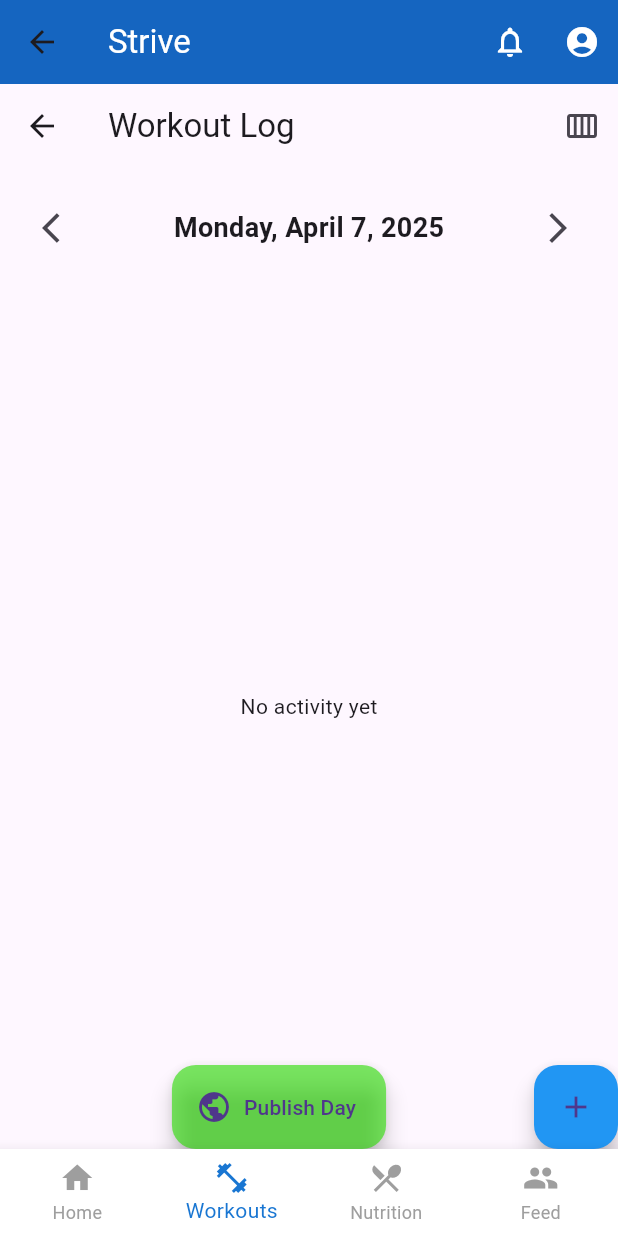
After one commit to greg-rogers/Strive-Health-and-Nutriton, a Flutter app: the HomeScreen screen opened by its route, item 2 of the bottom bar chosen, after a tap on the "arrow back ios" icon, on a phone screen of 412 x 824 dp. The commit adds this screen. Run offline on Flutter 3.47's test engine with Material 3 defaults, Android fonts, the phone set to English and light mode, and no system bars; our stand-ins replace cloud_firestore, firebase_auth, firebase_core; accounts and stored records are empty.

Commit message:
workout page and basic homepage implementation

```diff
--- a/lib/main.dart
+++ b/lib/main.dart
@@ -3,6 +3,9 @@ import 'package:firebase_core/firebase_core.dart';
 import 'firebase_options.dart';
 import 'screens/login.dart';
 import 'screens/signup.dart';
+import 'screens/home.dart';
+import 'screens/workout.dart';
+
 
 void main() async {
   WidgetsFlutterBinding.ensureInitialized();
@@ -13,6 +16,8 @@ void main() async {
 }
 
 class MyApp extends StatelessWidget {
+  const MyApp({super.key});
+
   @override
   Widget build(BuildContext context) {
     return MaterialApp(
@@ -22,6 +27,10 @@ class MyApp extends StatelessWidget {
       routes: {
         '/': (context) => LoginScreen(),
         '/signup': (context) => SignUpScreen(),
+        '/home': (context) => HomeScreen(),
+        '/workout': (context) => WorkoutScreen(),
+
+
       },
     );
   }
--- /dev/null
+++ b/lib/screens/home.dart
@@ -0,0 +1,75 @@
+import 'package:flutter/material.dart';
+import 'workout.dart';
+
+
+class HomeScreen extends StatefulWidget {
+  const HomeScreen({super.key});
+
+  @override
+  HomeScreenState createState() => HomeScreenState();
+}
+
+class HomeScreenState extends State<HomeScreen> {
+  int _selectedIndex = 0;
+
+  final List<Widget> _pages = [
+    Center(child: Text("🏠 Home", style: TextStyle(fontSize: 22))),
+    WorkoutScreen(),
+    Center(child: Text("🥗 Nutrition", style: TextStyle(fontSize: 22))),
+    Center(child: Text("👥 Feed", style: TextStyle(fontSize: 22))),
+  ];
+
+  void _onItemTapped(int index) {
+    setState(() {
+      _selectedIndex = index;
+    });
+  }
+
+  void _openProfile() {
+    ScaffoldMessenger.of(context).showSnackBar(
+      SnackBar(content: Text("👤 Profile tapped")),
+    );
+  }
+
+  void _openNotifications() {
+    ScaffoldMessenger.of(context).showSnackBar(
+      SnackBar(content: Text("🔔 Notifications tapped")),
+    );
+  }
+
+  @override
+  Widget build(BuildContext context) {
+    return Scaffold(
+      backgroundColor: Colors.grey[100],
+      appBar: AppBar(
+        title: Text('Strive', style: TextStyle(color: Colors.white)),
+        backgroundColor: Colors.blue[800],
+        actions: [
+          IconButton(
+            icon: Icon(Icons.notifications_none, color: Colors.white),
+            onPressed: _openNotifications,
+          ),
+          IconButton(
+            icon: Icon(Icons.account_circle, color: Colors.white),
+            onPressed: _openProfile,
+          ),
+        ],
+      ),
+      body: _pages[_selectedIndex],
+      bottomNavigationBar: BottomNavigationBar(
+        backgroundColor: Colors.white,
+        selectedItemColor: Colors.blue[700],
+        unselectedItemColor: Colors.grey,
+        currentIndex: _selectedIndex,
+        onTap: _onItemTapped,
+        type: BottomNavigationBarType.fixed,
+        items: const [
+          BottomNavigationBarItem(icon: Icon(Icons.home), label: 'Home'),
+          BottomNavigationBarItem(icon: Icon(Icons.fitness_center), label: 'Workouts'),
+          BottomNavigationBarItem(icon: Icon(Icons.restaurant_menu), label: 'Nutrition'),
+          BottomNavigationBarItem(icon: Icon(Icons.group), label: 'Feed'),
+        ],
+      ),
+    );
+  }
+}
--- /dev/null
+++ b/lib/screens/workout.dart
@@ -0,0 +1,383 @@
+import 'package:flutter/material.dart';
+import 'package:intl/intl.dart';
+import 'package:cloud_firestore/cloud_firestore.dart';
+import 'package:firebase_auth/firebase_auth.dart';
+
+class WorkoutScreen extends StatefulWidget {
+  const WorkoutScreen({super.key});
+
+  @override
+  State<WorkoutScreen> createState() => _WorkoutScreenState();
+}
+
+class _WorkoutScreenState extends State<WorkoutScreen> {
+  DateTime selectedDate = DateTime.now();
+  List<Map<String, dynamic>> workoutSessions = [];
+  bool isWeekView = false;
+
+  @override
+  void initState() {
+    super.initState();
+    _fetchWorkoutSessions();
+  }
+
+  Future<void> _fetchWorkoutSessions() async {
+    final user = FirebaseAuth.instance.currentUser;
+    if (user == null) return;
+
+    final snapshot = await FirebaseFirestore.instance
+        .collection('workouts')
+        .doc(user.uid)
+        .collection('sessions')
+        .where('date', isEqualTo: DateFormat('yyyy-MM-dd').format(selectedDate))
+        .get();
+
+    setState(() {
+      workoutSessions = snapshot.docs.map((doc) {
+        final data = doc.data();
+        return {
+          'id': doc.id,
+          'name': data['name'],
+          'duration': data['duration'],
+          'date': data['date'],
+        };
+      }).toList();
+    });
+  }
+
+  bool _hasWorkout(DateTime day) {
+    final dateStr = DateFormat('yyyy-MM-dd').format(day);
+    return workoutSessions.any((s) => s['date'] == dateStr);
+  }
+
+  Widget _buildWeekOverview() {
+    final monday = selectedDate.subtract(Duration(days: selectedDate.weekday - 1));
+    final sunday = monday.add(Duration(days: 6));
+    final days = List.generate(7, (i) => monday.add(Duration(days: i)));
+
+    return Column(
+      crossAxisAlignment: CrossAxisAlignment.start,
+      children: [
+        Text(
+          "Week: ${DateFormat('dd MMM').format(monday)} - ${DateFormat('dd MMM').format(sunday)}",
+          style: TextStyle(fontSize: 16, fontWeight: FontWeight.bold),
+        ),
+        SizedBox(height: 10),
+        Expanded(
+          child: ListView.builder(
+            itemCount: days.length,
+            itemBuilder: (context, index) {
+              final day = days[index];
+              final isSelected = DateFormat('yyyy-MM-dd').format(day) ==
+                  DateFormat('yyyy-MM-dd').format(selectedDate);
+
+              return ListTile(
+                tileColor: isSelected ? Colors.blue[50] : null,
+                title: Text(DateFormat('EEEE, MMM d').format(day)),
+                trailing: _hasWorkout(day) ? Icon(Icons.fitness_center, size: 18, color: Colors.blue) : null,
+                onTap: () {
+                  setState(() {
+                    selectedDate = day;
+                    isWeekView = false;
+                  });
+                  _fetchWorkoutSessions();
+                },
+              );
+            },
+          ),
+        ),
+      ],
+    );
+  }
+
+  void _goToNextDay() {
+    setState(() {
+      selectedDate = selectedDate.add(Duration(days: 1));
+    });
+    _fetchWorkoutSessions();
+  }
+
+  void _goToPreviousDay() {
+    setState(() {
+      selectedDate = selectedDate.subtract(Duration(days: 1));
+    });
+    _fetchWorkoutSessions();
+  }
+
+  void _navigateToSessionEditor({String? sessionId}) async {
+    await Navigator.push(
+      context,
+      MaterialPageRoute(
+        builder: (_) => SessionEditorScreen(
+          date: selectedDate,
+          sessionId: sessionId,
+        ),
+      ),
+    );
+    _fetchWorkoutSessions();
+  }
+
+  @override
+  Widget build(BuildContext context) {
+    final dateText = DateFormat('EEEE, MMMM d, yyyy').format(selectedDate);
+
+    return Scaffold(
+      appBar: AppBar(
+        title: Text('Workout Log'),
+        actions: [
+          IconButton(
+            icon: Icon(isWeekView ? Icons.calendar_view_day : Icons.calendar_view_week),
+            onPressed: () => setState(() => isWeekView = !isWeekView),
+          ),
+        ],
+      ),
+      body: Padding(
+        padding: const EdgeInsets.all(16.0),
+        child: Column(
+          children: [
+            if (!isWeekView) ...[
+              Row(
+                mainAxisAlignment: MainAxisAlignment.spaceBetween,
+                children: [
+                  IconButton(onPressed: _goToPreviousDay, icon: Icon(Icons.arrow_back_ios)),
+                  Text(dateText, style: TextStyle(fontSize: 18, fontWeight: FontWeight.bold)),
+                  IconButton(onPressed: _goToNextDay, icon: Icon(Icons.arrow_forward_ios)),
+                ],
+              ),
+              SizedBox(height: 16),
+              if (workoutSessions.isEmpty)
+                Expanded(child: Center(child: Text("No activity yet")))
+              else
+                Expanded(
+                  child: ListView.builder(
+                    itemCount: workoutSessions.length,
+                    itemBuilder: (context, index) {
+                      final session = workoutSessions[index];
+                      return ListTile(
+                        title: Text(session['name']),
+                        subtitle: Text("Duration: ${session['duration']}"),
+                        trailing: Icon(Icons.chevron_right),
+                        onTap: () => _navigateToSessionEditor(sessionId: session['id']),
+                      );
+                    },
+                  ),
+                ),
+            ] else ...[
+              Expanded(child: _buildWeekOverview())
+            ]
+          ],
+        ),
+      ),
+      floatingActionButton: isWeekView
+        ? null
+        : Row(
+            mainAxisAlignment: MainAxisAlignment.spaceBetween,
+            children: [
+              SizedBox(width: 16), // for padding from left
+              FloatingActionButton.extended(
+                heroTag: "publish",
+                onPressed: () {
+                  // Future implementation: share/publish logic
+                  ScaffoldMessenger.of(context).showSnackBar(
+                    SnackBar(content: Text("Publish day tapped")),
+                  );
+                },
+                icon: Icon(Icons.public),
+                label: Text("Publish Day"),
+                backgroundColor: const Color.fromARGB(158, 44, 222, 5),
+              ),
+              FloatingActionButton(
+                heroTag: "addSession",
+                onPressed: () => _navigateToSessionEditor(),
+                backgroundColor: Colors.blue,
+                child: Icon(Icons.add),
+              ),
+            ],
+          ),
+      floatingActionButtonLocation: FloatingActionButtonLocation.centerDocked,
+    );
+  }
+}
+
+class SessionEditorScreen extends StatefulWidget {
+  final DateTime date;
+  final String? sessionId;
+
+  const SessionEditorScreen({super.key, required this.date, this.sessionId});
+
+  @override
+  State<SessionEditorScreen> createState() => _SessionEditorScreenState();
+}
+
+class _SessionEditorScreenState extends State<SessionEditorScreen> {
+  final _formKey = GlobalKey<FormState>();
+  final TextEditingController sessionNameController = TextEditingController();
+  final TextEditingController sessionDurationController = TextEditingController();
+  final TextEditingController exerciseController = TextEditingController();
+  final TextEditingController weightController = TextEditingController();
+  final TextEditingController repsController = TextEditingController();
+
+  List<Map<String, String>> exercises = [];
+  bool isLoading = false;
+
+  @override
+  void initState() {
+    super.initState();
+    if (widget.sessionId != null) _loadSessionData();
+  }
+
+  Future<void> _loadSessionData() async {
+    setState(() => isLoading = true);
+    final user = FirebaseAuth.instance.currentUser;
+    if (user == null) return;
+
+    final doc = await FirebaseFirestore.instance
+        .collection('workouts')
+        .doc(user.uid)
+        .collection('sessions')
+        .doc(widget.sessionId)
+        .get();
+
+    final data = doc.data();
+    if (data != null) {
+      sessionNameController.text = data['name'];
+      sessionDurationController.text = data['duration'];
+
+      final exerciseSnap = await FirebaseFirestore.instance
+          .collection('workouts')
+          .doc(user.uid)
+          .collection('sessions')
+          .doc(widget.sessionId)
+          .collection('exercises')
+          .get();
+
+      setState(() {
+        exercises = exerciseSnap.docs.map((e) => {
+            'exercise': e['exercise'].toString(),
+            'weight': e['weight'].toString(),
+            'reps': e['reps'].toString(),
+          }).toList();
+        isLoading = false;
+      });
+    }
+  }
+
+  void _addExercise() {
+    if (exerciseController.text.isNotEmpty &&
+        weightController.text.isNotEmpty &&
+        repsController.text.isNotEmpty) {
+      setState(() {
+        exercises.add({
+          'exercise': exerciseController.text,
+          'weight': weightController.text,
+          'reps': repsController.text,
+        });
+      });
+      exerciseController.clear();
+      weightController.clear();
+      repsController.clear();
+    }
+  }
+
+  Future<void> _saveSession() async {
+    final user = FirebaseAuth.instance.currentUser;
+    if (user == null) return;
+
+    final sessionData = {
+      'name': sessionNameController.text,
+      'duration': sessionDurationController.text,
+      'date': DateFormat('yyyy-MM-dd').format(widget.date),
+    };
+
+    DocumentReference sessionRef;
+
+    if (widget.sessionId == null) {
+      sessionRef = await FirebaseFirestore.instance
+          .collection('workouts')
+          .doc(user.uid)
+          .collection('sessions')
+          .add(sessionData);
+    } else {
+      sessionRef = FirebaseFirestore.instance
+          .collection('workouts')
+          .doc(user.uid)
+          .collection('sessions')
+          .doc(widget.sessionId);
+
+      await sessionRef.set(sessionData);
+    }
+
+    final exercisesRef = sessionRef.collection('exercises');
+    final currentExercises = await exercisesRef.get();
+    for (final doc in currentExercises.docs) {
+      await doc.reference.delete();
+    }
+    for (final exercise in exercises) {
+      await exercisesRef.add(exercise);
+    }
+
+    if (mounted) {
+      Navigator.pop(context);
+    }
+
+  }
+
+  @override
+  Widget build(BuildContext context) {
+    return Scaffold(
+      appBar: AppBar(
+        title: Text(widget.sessionId == null ? 'New Session' : 'Edit Session'),
+        actions: [
+          IconButton(
+            icon: Icon(Icons.save),
+            onPressed: _saveSession,
+          ),
+        ],
+
+      ),
+      body: isLoading
+          ? Center(child: CircularProgressIndicator())
+          : Padding(
+              padding: const EdgeInsets.all(16.0),
+              child: Form(
+                key: _formKey,
+                child: ListView(
+                  children: [
+                    TextFormField(
+                      controller: sessionNameController,
+                      decoration: InputDecoration(labelText: 'Session Name'),
+                    ),
+                    TextFormField(
+                      controller: sessionDurationController,
+                      decoration: InputDecoration(labelText: 'Duration (e.g. 1 hour)'),
+                    ),
+                    Divider(),
+                    Text("Add Exercise"),
+                    TextFormField(
+                      controller: exerciseController,
+                      decoration: InputDecoration(labelText: 'Exercise'),
+                    ),
+                    TextFormField(
+                      controller: weightController,
+                      decoration: InputDecoration(labelText: 'Weight (kg)'),
+                    ),
+                    TextFormField(
+                      controller: repsController,
+                      decoration: InputDecoration(labelText: 'Reps'),
+                    ),
+                    ElevatedButton(
+                      onPressed: _addExercise,
+                      child: Text("Add Exercise"),
+                    ),
+                    Divider(),
+                    Text("Exercises:"),
+                    ...exercises.map((e) => ListTile(
+                          title: Text("${e['exercise']} - ${e['weight']}kg x ${e['reps']} reps"),
+                        )),
+                  ],
+                ),
+              ),
+            ),
+    );
+  }
+}
```
Also changed, not shown: pubspec.yaml (+5 -3 lines), pubspec.lock, 3 other files.
